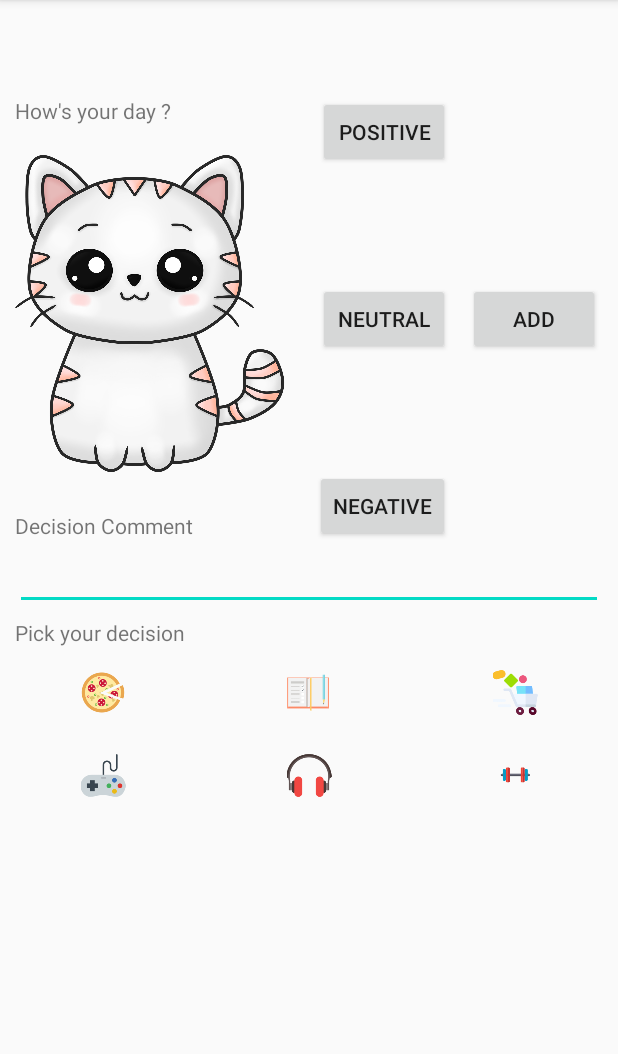
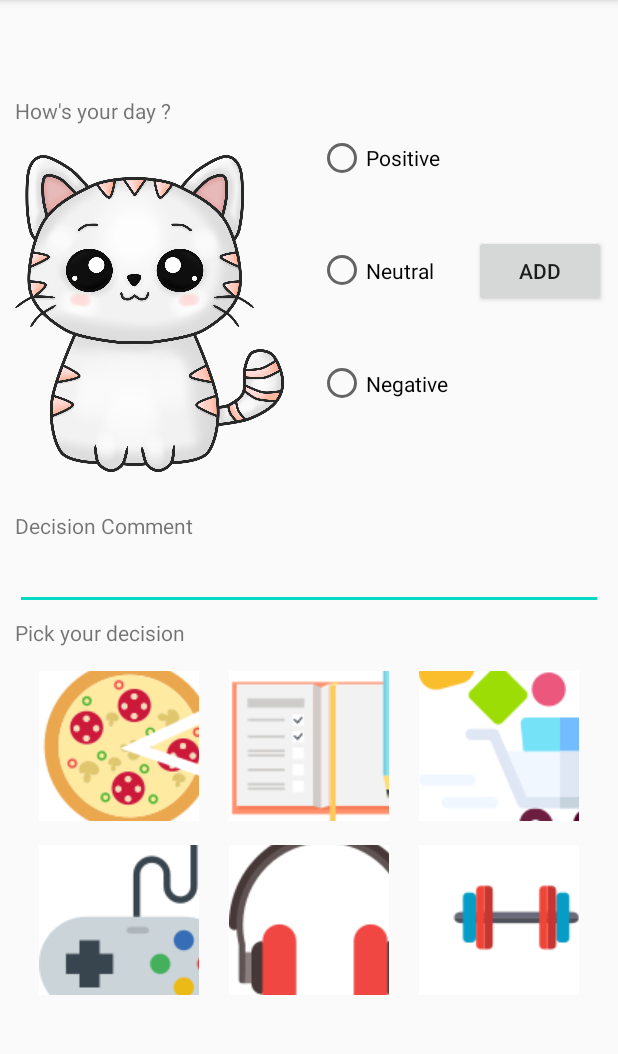
Before and after one commit to ChuhanZhangGit/decision_journal, an Android app: the screen it shows after launch (CreateActivity), on a phone screen of 412 x 824 dp, the part 84-1138 px from its top. Run offline under Robolectric (Android 15) with nearby library versions, the phone set to English and light mode, and no system bars; our stand-ins replace Room's generated code.

Commit message:
radio button initial xml

```diff
--- a/app/src/main/res/drawable/button_selector.xml
+++ /dev/null
@@ -1,38 +0,0 @@
-<?xml version="1.0" encoding="utf-8"?>
-
-<selector xmlns:android="http://schemas.android.com/apk/res/android">
-    <item android:state_pressed="true">
-        <layer-list>
-            <item android:right="5dp" android:top="5dp">
-                <shape>
-                    <corners android:radius="3dp" />
-                    <solid android:color="#D6D6D6" />
-                </shape>
-            </item>
-            <item android:bottom="2dp" android:left="2dp">
-                <shape>
-                    <gradient android:angle="270"
-                        android:endColor="#E2E2E2" android:startColor="#BABABA" />
-                    <stroke android:width="1dp" android:color="#BABABA" />
-                    <corners android:radius="4dp" />
-                    <padding android:bottom="10dp" android:left="10dp"
-                        android:right="10dp" android:top="10dp" />
-                </shape>
-            </item>
-        </layer-list>
-    </item>
-    <item>
-        <layer-list>
-            <item android:bottom="2dp" android:left="2dp">
-                <shape>
-                    <gradient android:angle="270"
-                        android:endColor="#E2E2E2" android:startColor="#BABABA" />
-                    <stroke android:width="1dp" android:color="#BABABA" />
-                    <corners android:radius="4dp" />
-                    <padding android:bottom="10dp" android:left="10dp"
-                        android:right="10dp" android:top="10dp" />
-                </shape>
-            </item>
-        </layer-list>
-    </item>
-</selector>
--- /dev/null
+++ b/app/src/main/res/drawable/decision_selector.xml
@@ -0,0 +1,5 @@
+<?xml version="1.0" encoding="utf-8"?>
+<selector xmlns:android="http://schemas.android.com/apk/res/android">
+    <item android:drawable="@android:color/white" android:state_checked="false" />
+    <item android:drawable="@android:color/holo_purple" android:state_checked="true" />
+</selector>
--- a/app/src/main/res/layout/activity_create.xml
+++ b/app/src/main/res/layout/activity_create.xml
@@ -63,114 +63,227 @@
         app:layout_constraintStart_toStartOf="parent"
         app:layout_constraintTop_toBottomOf="@+id/input_decision" />
 
-    <ImageButton
-        android:id="@+id/decision_eat"
-        android:layout_width="0dp"
-        android:layout_height="50dp"
-        android:layout_marginTop="5dp"
-        android:backgroundTint="#00FFFFFF"
-        android:scaleType="fitCenter"
-        app:layout_constraintEnd_toStartOf="@+id/decision_study"
-        app:layout_constraintStart_toStartOf="parent"
-        app:layout_constraintTop_toBottomOf="@+id/fast_pick_label"
-        app:srcCompat="@drawable/eat" />
+    <!--    <ImageButton-->
+    <!--        android:id="@+id/decision_eat"-->
+    <!--        android:layout_width="0dp"-->
+    <!--        android:layout_height="50dp"-->
+    <!--        android:layout_marginTop="5dp"-->
+    <!--        android:backgroundTint="#00FFFFFF"-->
+    <!--        android:scaleType="fitCenter"-->
+    <!--        app:layout_constraintEnd_toStartOf="@+id/decision_study"-->
+    <!--        app:layout_constraintStart_toStartOf="parent"-->
+    <!--        app:layout_constraintTop_toBottomOf="@+id/fast_pick_label"-->
+    <!--        app:srcCompat="@drawable/eat" />-->
 
-    <ImageButton
-        android:id="@+id/decision_study"
-        android:layout_width="0dp"
-        android:layout_height="0dp"
-        android:backgroundTint="#00FFFFFF"
-        android:scaleType="fitCenter"
-        app:layout_constraintBottom_toBottomOf="@+id/decision_eat"
-        app:layout_constraintEnd_toStartOf="@+id/decision_shop"
-        app:layout_constraintStart_toEndOf="@+id/decision_eat"
-        app:layout_constraintTop_toTopOf="@+id/decision_eat"
-        app:srcCompat="@drawable/study" />
+    <!--    <ImageButton-->
+    <!--        android:id="@+id/decision_study"-->
+    <!--        android:layout_width="0dp"-->
+    <!--        android:layout_height="0dp"-->
+    <!--        android:backgroundTint="#00FFFFFF"-->
+    <!--        android:scaleType="fitCenter"-->
+    <!--        app:layout_constraintBottom_toBottomOf="@+id/decision_eat"-->
+    <!--        app:layout_constraintEnd_toStartOf="@+id/decision_shop"-->
+    <!--        app:layout_constraintStart_toEndOf="@+id/decision_eat"-->
+    <!--        app:layout_constraintTop_toTopOf="@+id/decision_eat"-->
+    <!--        app:srcCompat="@drawable/study" />-->
 
-    <ImageButton
-        android:id="@+id/decision_shop"
-        android:layout_width="0dp"
-        android:layout_height="0dp"
-        android:backgroundTint="#00FFFFFF"
-        android:scaleType="fitCenter"
-        app:layout_constraintBottom_toBottomOf="@+id/decision_study"
-        app:layout_constraintEnd_toEndOf="parent"
-        app:layout_constraintStart_toEndOf="@+id/decision_study"
-        app:layout_constraintTop_toTopOf="@+id/decision_study"
-        app:srcCompat="@drawable/shop" />
+    <!--    <ImageButton-->
+    <!--        android:id="@+id/decision_shop"-->
+    <!--        android:layout_width="0dp"-->
+    <!--        android:layout_height="0dp"-->
+    <!--        android:backgroundTint="#00FFFFFF"-->
+    <!--        android:scaleType="fitCenter"-->
+    <!--        app:layout_constraintBottom_toBottomOf="@+id/decision_study"-->
+    <!--        app:layout_constraintEnd_toEndOf="parent"-->
+    <!--        app:layout_constraintStart_toEndOf="@+id/decision_study"-->
+    <!--        app:layout_constraintTop_toTopOf="@+id/decision_study"-->
+    <!--        app:srcCompat="@drawable/shop" />-->
 
-    <ImageButton
-        android:id="@+id/decision_game"
-        android:layout_width="0dp"
-        android:layout_height="50dp"
-        android:layout_marginTop="5dp"
-        android:backgroundTint="#00FFFFFF"
-        android:scaleType="fitCenter"
-        app:layout_constraintEnd_toStartOf="@+id/decision_music"
-        app:layout_constraintStart_toStartOf="parent"
-        app:layout_constraintTop_toBottomOf="@+id/decision_eat"
-        app:srcCompat="@drawable/game" />
+    <!--    <ImageButton-->
+    <!--        android:id="@+id/decision_game"-->
+    <!--        android:layout_width="0dp"-->
+    <!--        android:layout_height="50dp"-->
+    <!--        android:layout_marginTop="5dp"-->
+    <!--        android:backgroundTint="#00FFFFFF"-->
+    <!--        android:scaleType="fitCenter"-->
+    <!--        app:layout_constraintEnd_toStartOf="@+id/decision_music"-->
+    <!--        app:layout_constraintStart_toStartOf="parent"-->
+    <!--        app:layout_constraintTop_toBottomOf="@+id/decision_eat"-->
+    <!--        app:srcCompat="@drawable/game" />-->
 
-    <ImageButton
-        android:id="@+id/decision_music"
-        android:layout_width="0dp"
-        android:layout_height="50dp"
-        android:backgroundTint="#00FFFFFF"
-        android:scaleType="fitCenter"
-        app:layout_constraintBottom_toBottomOf="@+id/decision_game"
-        app:layout_constraintEnd_toStartOf="@+id/decision_workout"
-        app:layout_constraintStart_toEndOf="@+id/decision_game"
-        app:layout_constraintTop_toTopOf="@+id/decision_game"
-        app:srcCompat="@drawable/entertain" />
+    <!--    <ImageButton-->
+    <!--        android:id="@+id/decision_music"-->
+    <!--        android:layout_width="0dp"-->
+    <!--        android:layout_height="50dp"-->
+    <!--        android:backgroundTint="#00FFFFFF"-->
+    <!--        android:scaleType="fitCenter"-->
+    <!--        app:layout_constraintBottom_toBottomOf="@+id/decision_game"-->
+    <!--        app:layout_constraintEnd_toStartOf="@+id/decision_workout"-->
+    <!--        app:layout_constraintStart_toEndOf="@+id/decision_game"-->
+    <!--        app:layout_constraintTop_toTopOf="@+id/decision_game"-->
+    <!--        app:srcCompat="@drawable/entertain" />-->
 
-    <ImageButton
-        android:id="@+id/decision_workout"
-        android:layout_width="0dp"
-        android:layout_height="0dp"
-        android:backgroundTint="#00FFFFFF"
-        android:scaleType="fitCenter"
-        app:layout_constraintBottom_toBottomOf="@+id/decision_music"
-        app:layout_constraintEnd_toEndOf="parent"
-        app:layout_constraintStart_toEndOf="@+id/decision_music"
-        app:layout_constraintTop_toTopOf="@+id/decision_music"
-        app:srcCompat="@drawable/workout" />
+    <!--    <ImageButton-->
+    <!--        android:id="@+id/decision_workout"-->
+    <!--        android:layout_width="0dp"-->
+    <!--        android:layout_height="0dp"-->
+    <!--        android:backgroundTint="#00FFFFFF"-->
+    <!--        android:scaleType="fitCenter"-->
+    <!--        app:layout_constraintBottom_toBottomOf="@+id/decision_music"-->
+    <!--        app:layout_constraintEnd_toEndOf="parent"-->
+    <!--        app:layout_constraintStart_toEndOf="@+id/decision_music"-->
+    <!--        app:layout_constraintTop_toTopOf="@+id/decision_music"-->
+    <!--        app:srcCompat="@drawable/workout" />-->
+    <!--    -->
 
-    <Button
-        android:id="@+id/emotion_positive"
-        android:layout_width="wrap_content"
-        android:layout_height="wrap_content"
-        android:onClick="emotionOnClick"
-        android:text="Positive"
-        app:layout_constraintEnd_toEndOf="@+id/emotion_neutral"
-        app:layout_constraintTop_toTopOf="@+id/cat_dialog" />
-
-    <Button
-        android:id="@+id/emotion_neutral"
-        android:layout_width="wrap_content"
-        android:layout_height="wrap_content"
-        android:onClick="emotionOnClick"
-        android:text="Neutral"
-        app:layout_constraintBottom_toTopOf="@+id/emotion_negative"
-        app:layout_constraintEnd_toStartOf="@+id/decision_add"
-        app:layout_constraintStart_toEndOf="@+id/cat_icon"
-        app:layout_constraintTop_toBottomOf="@+id/emotion_positive" />
-
-    <Button
-        android:id="@+id/emotion_negative"
-        android:layout_width="wrap_content"
-        android:layout_height="wrap_content"
-        android:onClick="emotionOnClick"
-        android:text="Negative"
-        app:layout_constraintBottom_toTopOf="@+id/input_decision"
-        app:layout_constraintEnd_toEndOf="@+id/emotion_neutral" />
 
     <Button
         android:id="@+id/decision_add"
         android:layout_width="wrap_content"
         android:layout_height="wrap_content"
+        android:layout_marginEnd="8dp"
         android:text="Add"
+        app:layout_constraintBottom_toTopOf="@+id/input_decision"
         app:layout_constraintEnd_toEndOf="parent"
-        app:layout_constraintStart_toEndOf="@+id/emotion_neutral"
-        app:layout_constraintTop_toTopOf="@+id/emotion_neutral" />
+        app:layout_constraintTop_toTopOf="parent" />
+
+    <RadioGroup
+        android:layout_width="92dp"
+        android:layout_height="225dp"
+        app:layout_constraintBottom_toTopOf="@+id/input_decision"
+        app:layout_constraintEnd_toStartOf="@+id/decision_add"
+        app:layout_constraintHorizontal_bias="0.5"
+        app:layout_constraintStart_toEndOf="@+id/cat_icon"
+        app:layout_constraintTop_toTopOf="parent">
+
+        <RadioButton
+            android:id="@+id/emotion_positive"
+            android:layout_width="wrap_content"
+            android:layout_height="0dp"
+            android:layout_weight="1"
+            android:text="Positive" />
+
+        <RadioButton
+            android:id="@+id/emotion_neutral"
+
+            android:layout_width="wrap_content"
+            android:layout_height="0dp"
+            android:layout_weight="1"
+            android:text="Neutral" />
+
+        <RadioButton
+            android:id="@+id/emotion_negative"
+            android:layout_width="wrap_content"
+            android:layout_height="0dp"
+
+            android:layout_weight="1"
+            android:text="Negative" />
+    </RadioGroup>
+
+    <RadioGroup
+        android:id="@+id/top_radiogroup"
+        android:layout_width="match_parent"
+        android:layout_height="wrap_content"
+        android:layout_marginTop="16dp"
+        android:layout_marginHorizontal="16dp"
+        app:layout_constraintEnd_toEndOf="parent"
+        app:layout_constraintHorizontal_bias="0.5"
+        app:layout_constraintStart_toStartOf="parent"
+        app:layout_constraintTop_toBottomOf="@+id/fast_pick_label"
+        android:orientation="horizontal">
+
+
+<!--                <LinearLayout-->
+<!--                    android:layout_width="match_parent"-->
+<!--                    android:layout_height="wrap_content"-->
+<!--                    android:layout_weight="1"-->
+<!--                    android:orientation="horizontal">-->
+
+                    <RadioButton
+                        android:id="@+id/decision_eat"
+                        android:layout_width="100dp"
+                        android:layout_height="100dp"
+                        android:scaleType="fitCenter"
+
+                        android:layout_weight="1"
+                        android:background="@drawable/decision_selector"
+                        android:button="@drawable/eat"
+                        android:layout_marginHorizontal="10dp"
+                         />
+
+                    <RadioButton
+                        android:id="@+id/decision_study"
+                        android:layout_width="100dp"
+                        android:layout_height="100dp"
+                        android:layout_weight="1"
+                        android:scaleType="fitCenter"
+
+                        android:background="@drawable/decision_selector"
+                        android:button="@drawable/study"
+                        android:layout_marginHorizontal="10dp"
+
+                        />
+
+                    <RadioButton
+                        android:id="@+id/decision_shop"
+                        android:layout_width="100dp"
+                        android:layout_height="100dp"
+                        android:layout_weight="1"
+                        android:scaleType="fitCenter"
+                        android:background="@drawable/decision_selector"
+                        android:button="@drawable/shop"
+                        android:layout_marginHorizontal="10dp"
+                        />
+
+    </RadioGroup>
+
+    <RadioGroup
+        android:layout_width="match_parent"
+        android:layout_height="wrap_content"
+        android:layout_marginTop="16dp"
+        android:layout_marginHorizontal="16dp"
+        app:layout_constraintEnd_toEndOf="parent"
+        app:layout_constraintHorizontal_bias="0.5"
+        app:layout_constraintStart_toStartOf="parent"
+        app:layout_constraintTop_toBottomOf="@+id/top_radiogroup"
+        android:orientation="horizontal">
+
+        <RadioButton
+            android:id="@+id/decision_game"
+            android:layout_width="100dp"
+            android:layout_height="100dp"
+            android:scaleType="fitCenter"
+
+            android:layout_weight="1"
+            android:background="@drawable/decision_selector"
+            android:button="@drawable/game"
+            android:layout_marginHorizontal="10dp"
+            />
+
+        <RadioButton
+            android:id="@+id/decision_music"
+            android:layout_width="100dp"
+            android:layout_height="100dp"
+            android:layout_weight="1"
+            android:scaleType="fitCenter"
+
+            android:background="@drawable/decision_selector"
+            android:button="@drawable/entertain"
+            android:layout_marginHorizontal="10dp"
+
+            />
+
+        <RadioButton
+            android:id="@+id/decision_workout"
+            android:layout_width="100dp"
+            android:layout_height="100dp"
+            android:layout_weight="1"
+            android:scaleType="fitCenter"
+            android:background="@drawable/decision_selector"
+            android:button="@drawable/workout"
+            android:layout_marginHorizontal="10dp"
+            />
+
+    </RadioGroup>
 
 </androidx.constraintlayout.widget.ConstraintLayout>
```
